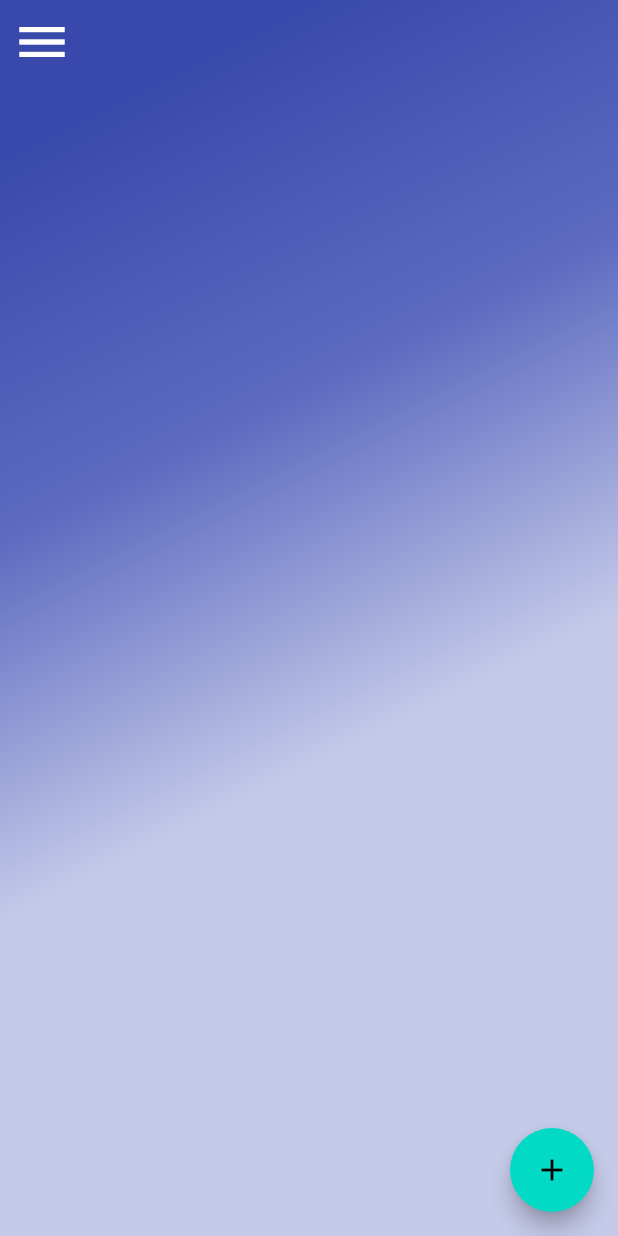
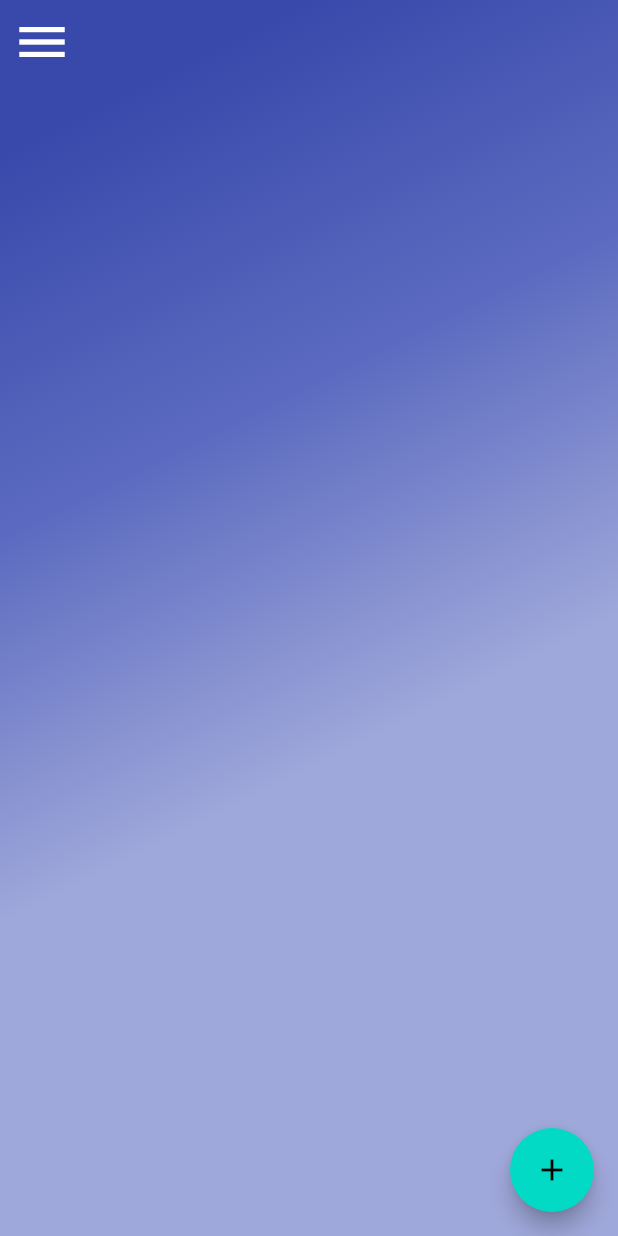
Before and after one commit to heyhey1028/flutter-toybox, a Flutter app: the DocumentListScreen screen opened directly, on a phone screen of 412 x 824 dp. Run offline on Flutter 3.47's test engine with Material 2 defaults, Android fonts, the phone set to English and light mode, and no system bars; our stand-ins replace cloud_firestore, firebase_core, flutter_markdown; accounts and stored records are empty.

Commit message:
update: prevent creating new document every time document is being saved

```diff
--- a/lib/screens/mark_down/model/document.dart
+++ b/lib/screens/mark_down/model/document.dart
@@ -2,10 +2,12 @@ import 'package:flutter/material.dart';
 
 class Document {
   Document({
+    this.id,
     @required this.title,
     this.content,
   });
 
+  final String id;
   final String title;
   final String content;
 }
--- a/lib/screens/mark_down/repository/document_repository.dart
+++ b/lib/screens/mark_down/repository/document_repository.dart
@@ -8,6 +8,9 @@ class DocumentRepository {
       "content": document.content,
     };
 
-    await FirebaseFirestore.instance.collection('documents').doc().set(data);
+    await FirebaseFirestore.instance
+        .collection('documents')
+        .doc(document.id)
+        .set(data);
   }
 }
--- a/lib/screens/mark_down/screen/document_list_screen.dart
+++ b/lib/screens/mark_down/screen/document_list_screen.dart
@@ -11,7 +11,7 @@ class DocumentListScreen extends StatelessWidget {
   Widget build(BuildContext context) {
     return AppScaffold(
       body: Container(
-        // height: double.infinity,
+        height: double.infinity,
         width: double.infinity,
         decoration: BoxDecoration(
           gradient: LinearGradient(
@@ -19,7 +19,7 @@ class DocumentListScreen extends StatelessWidget {
             colors: [
               Colors.indigo[600],
               Colors.indigo[400],
-              Colors.indigo[100],
+              Colors.indigo[200],
             ],
           ),
         ),
@@ -29,13 +29,17 @@ class DocumentListScreen extends StatelessWidget {
           builder: (context, AsyncSnapshot<QuerySnapshot> snapshot) {
             if (snapshot.hasData) {
               return ListView.builder(
+                physics: const BouncingScrollPhysics(
+                    parent: AlwaysScrollableScrollPhysics()),
                 itemCount: snapshot.data.docs.length,
                 itemBuilder: (context, index) {
                   final Map<String, dynamic> data =
                       snapshot.data.docs[index].data();
                   final Document doc = Document(
-                      title: data['title'] as String,
-                      content: data['content'] as String);
+                    id: snapshot.data.docs[index].id,
+                    title: data['title'] as String,
+                    content: data['content'] as String,
+                  );
                   return DocumentCard(
                     title: data['title'] as String,
                     onTap: () => onTapCard(context, doc),
```
Also changed, not shown: lib/screens/mark_down/screen/edit_screen_view_model.dart (+6 -2 lines).
